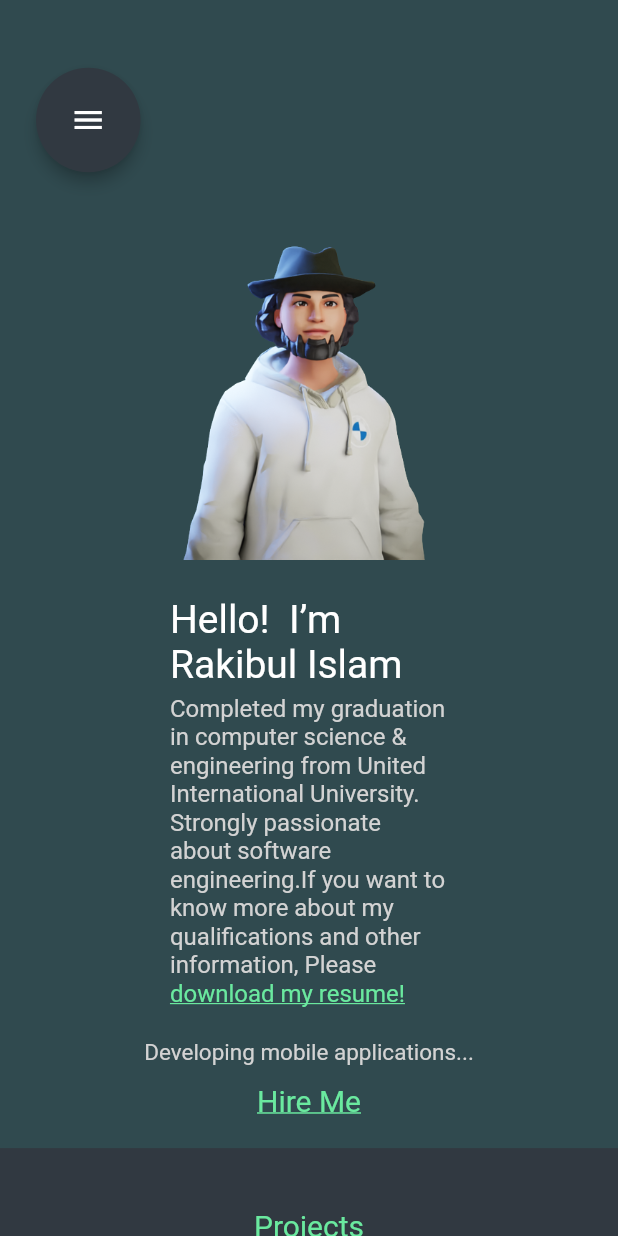
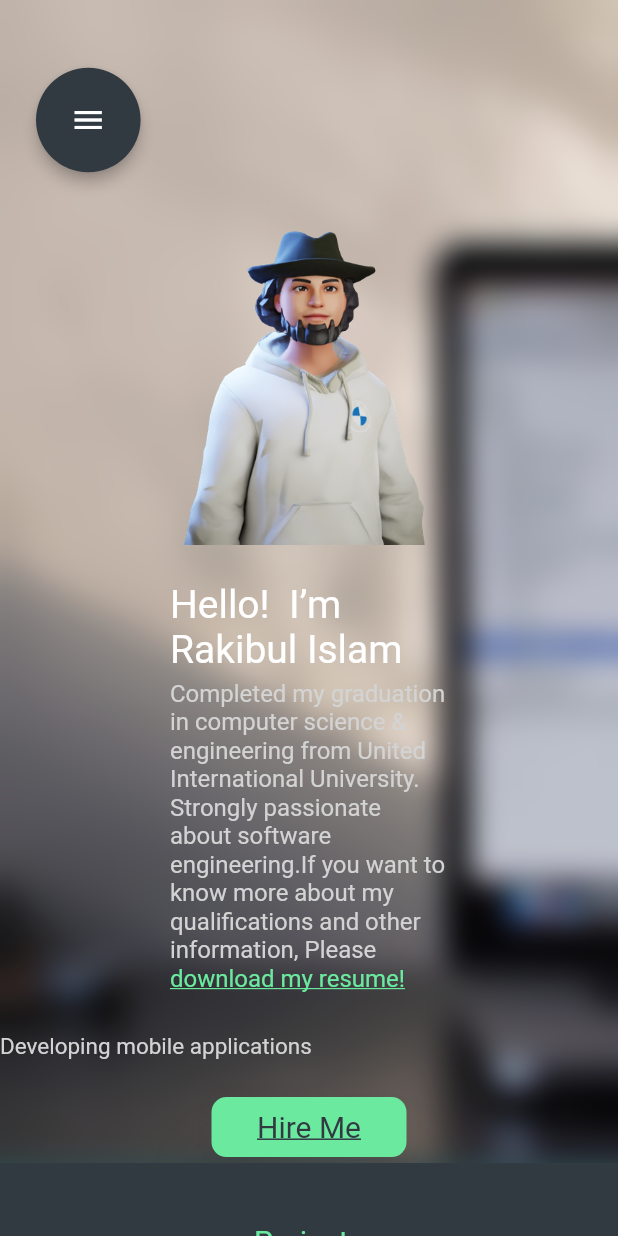
Before and after one commit to Rakibul25/-100daysofcode-mobile_app-, a Flutter app: the screen it shows after launch, on a phone screen of 412 x 824 dp. Run offline on Flutter 3.47's test engine with Material 2 defaults, Android fonts, the phone set to English and light mode, and no system bars; drawn by our look-alikes of animated_text_kit; our stand-ins replace flutter_svg, get, google_fonts, shared_preferences; missing offline and left inert: dart:ffi; Roboto replaces fonts that are missing (Delius).

Commit message:
updating resume

```diff
--- a/rakib/lib/screen/portfolio.dart
+++ b/rakib/lib/screen/portfolio.dart
@@ -19,14 +19,12 @@ class Portfolio extends StatefulWidget {
 class _PortfolioState extends State<Portfolio> {
   late final List<Map> intrests;
   late final GlobalKey intrestsKey;
-  late final GlobalKey homeKey;
   late final ScrollController scrollController;
   late final RxBool showFloatingButton;
 
   @override
   void initState() {
     intrestsKey = GlobalKey();
-    homeKey = GlobalKey();
     scrollController = ScrollController();
     showFloatingButton = false.obs;
 
@@ -103,8 +101,8 @@ class _PortfolioState extends State<Portfolio> {
             children: [
               Column(
                 children: [
-                  const SizedBox(height: 130),
-                  UpperContainer(width: width),
+
+                  UpperContainer(width: width, intrestsKey: intrestsKey, scrollController: scrollController,),
                   LowerContainer(
                       width: width,
                       intrests: intrests,
@@ -118,11 +116,7 @@ class _PortfolioState extends State<Portfolio> {
                   Footer(width: width,scrollController: scrollController,),
                 ],
               ),
-              NavBar(
-                width: width,
-                key: homeKey,
-                scrollController: scrollController,
-              ),
+
             ],
           ),
         ),
--- a/rakib/lib/utils/custom_colors.dart
+++ b/rakib/lib/utils/custom_colors.dart
@@ -8,4 +8,5 @@ class CustomColors{
   static const Color secondary=Color(0xffDF504A);
   static const Color purple=Color(0xfff5cc14);
   static const Color gray=Color(0xffD3D3D3);
+  static const Color white=Color(0xffffffff);
 }
--- a/rakib/lib/widgets/description.dart
+++ b/rakib/lib/widgets/description.dart
@@ -23,26 +23,50 @@ class Description extends StatelessWidget {
           SizedBox(
             width: isVertical ? double.infinity : width * 0.29,
             height: 30,
-            child: AnimatedTextKit(
+            child: Row(
+              children: [
+                Text("Developing",textAlign: isVertical ? TextAlign.center : TextAlign.start, style: GoogleFonts.getFont('Delius',color: CustomColors.gray,fontSize: 15)),
+                AnimatedTextKit(
                   repeatForever: true,
                   pause: const Duration(seconds: 2),
                   animatedTexts: [
                     TyperAnimatedText(
-                    "Developing mobile applications...",
+                        " mobile applications",
+                        textAlign: isVertical ? TextAlign.center : TextAlign.start,
+                        textStyle: GoogleFonts.getFont('Delius',
+                            color: CustomColors.gray, fontSize: 15)),
+                    TyperAnimatedText(
+                        " Web applications",
                         textAlign: isVertical ? TextAlign.center : TextAlign.start,
                         textStyle: GoogleFonts.getFont('Delius',
                             color: CustomColors.gray, fontSize: 15)),
                   ],
                 ),
+              ],
             ),
-          InkWell(
+          ),
+          Padding(
+            padding: const EdgeInsets.only(top: 15),
+            child: InkWell(
               onTap: () async => !await launch(
                   'https://mail.google.com/mail/u/0/?fs=1&to=mdrakib.mri93@gmail.com&tf=cm'),
+              child: Card(
+                color: CustomColors.primary,
+                elevation: 20,
+                shape: RoundedRectangleBorder(borderRadius: BorderRadius.circular(10)),
+                child: SizedBox(
+                  width: 130,
+                  height: 40,
+                  child: Center(
                     child: Text("Hire Me",
                         style: GoogleFonts.getFont('Delius',
                             decoration: TextDecoration.underline,
-                    color: CustomColors.primary,
+                            color: CustomColors.darkBackground,
                             fontSize: 20)),
+                  ),
+                ),
+              ),
+            ),
           )
         ],
       ),
--- a/rakib/lib/widgets/nav_bar.dart
+++ b/rakib/lib/widgets/nav_bar.dart
@@ -14,10 +14,11 @@ class NavBar extends StatelessWidget {
   final double width;
   final ScrollController scrollController;
   late final RxDouble collapsableHeight;
+  final GlobalKey intrestsKey;
   NavBar(
       {required this.width,
       required this.scrollController,
-      Key? key})
+      Key? key, required this.intrestsKey})
       : super(key: key) {
     collapsableHeight = 0.0.obs;
   }
@@ -33,6 +34,20 @@ class NavBar extends StatelessWidget {
   @override
   Widget build(BuildContext context) {
     Widget navBarRow = Stack(children: [
+      Row(mainAxisAlignment: MainAxisAlignment.start,
+        children: [
+          Row(
+              crossAxisAlignment: CrossAxisAlignment.center,
+              mainAxisAlignment: MainAxisAlignment.center,
+              children: [
+                NavBarItem(
+                  text: 'Intrests',
+                  onTap: () => scrollToWidgetByKey(intrestsKey),
+                ),
+                const SizedBox(width: 60),
+              ]),
+        ],
+      ),
       Row(mainAxisAlignment: MainAxisAlignment.end, children: [
         const SizedBox(width: 50),
         Row(children: const [
--- a/rakib/lib/widgets/upper_container.dart
+++ b/rakib/lib/widgets/upper_container.dart
@@ -1,3 +1,5 @@
+import 'dart:ui';
+
 import 'package:flutter/material.dart';
 import 'package:rakib/widgets/rakib_avatar_image.dart';
 
@@ -5,20 +7,38 @@ import '../utils/breakpoints.dart';
 import '../utils/custom_colors.dart';
 import 'description.dart';
 import 'hello.dart';
+import 'nav_bar.dart';
 
 
 class UpperContainer extends StatelessWidget {
   final double width;
-  const UpperContainer({required this.width, Key? key})
+  final GlobalKey intrestsKey;
+  final ScrollController scrollController;
+  const UpperContainer({required this.width, Key? key, required this.intrestsKey, required this.scrollController})
       : super(key: key);
 
   @override
   Widget build(BuildContext context) {
     return Container(
+      decoration: const BoxDecoration(
+        image: DecorationImage(
+            image: ExactAssetImage("assets/images/upperback.jpg"),
+            fit: BoxFit.cover),
+      ),
       width: width,
-      color: CustomColors.brightBackground,
-      padding: const EdgeInsets.only(bottom:20),
-      child: LayoutBuilder(builder: (context, consraints) {
+      child: ClipRRect(
+        child: BackdropFilter(
+          filter: ImageFilter.blur(sigmaX: 10, sigmaY: 10),
+          child: Container(
+            alignment: Alignment.center,
+            color: Colors.grey.withOpacity(0.01),
+            child: Column(
+              children: [
+                NavBar(
+                  width: width,
+                  scrollController: scrollController, intrestsKey: intrestsKey,
+                ),
+                LayoutBuilder(builder: (context, consraints) {
                   if (consraints.maxWidth >= Breakpoints.lg) {
                     return Row(
                       mainAxisAlignment: MainAxisAlignment.center,
@@ -67,6 +87,11 @@ class UpperContainer extends StatelessWidget {
                     );
                   }
                 }),
+              ],
+            ),
+          ),
+        ),
+      ),
     );
   }
 }
--- a/rakib/pubspec.yaml
+++ b/rakib/pubspec.yaml
@@ -73,10 +73,7 @@ flutter:
   #   - images/a_dot_burr.jpeg
   #   - images/a_dot_ham.jpeg
   assets:
-    - assets/images/github.png
-    - assets/images/linkedIn.png
-    - assets/images/myavatar.png
-    - assets/images/instagram.png
+    - assets/images/
 
 
   # An image asset can refer to one or more resolution-specific "variants", see
```
Also changed, not shown: json/lib/model/modeldata.dart (added, +364 -0 lines), rakib/assets/images/upperback.jpg (added). Lines whose indentation alone changed are shown as unchanged.
